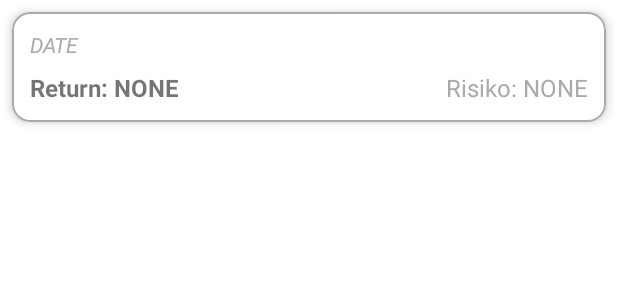
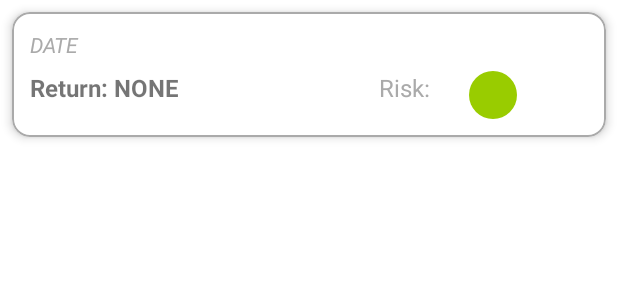
Before and after one commit to nojusbarth/Stocki-Client, an Android app: the layout cardview_prediction.xml on its own in the app's theme, with its tools: preview values and no code run, on a phone screen of 412 x 824 dp. Shown: the top 300 px of the screen. Run offline under Robolectric (Android 15) with nearby library versions, the phone set to English and light mode, and no system bars.

Commit message:
Added risk info to predictions.

```diff
--- a/app/build.gradle.kts
+++ b/app/build.gradle.kts
@@ -41,6 +41,7 @@ dependencies {
     androidTestImplementation(libs.ext.junit)
     androidTestImplementation(libs.espresso.core)
 
+    implementation("com.google.android.material:material:1.9.0")
     implementation("com.squareup.okhttp3:okhttp:4.11.0")
     implementation("com.google.code.gson:gson:2.10.1")
     implementation("com.github.PhilJay:MPAndroidChart:v3.1.0")
--- a/app/src/main/java/com/example/stocki_client/prediction/PredictionDataPoint.java
+++ b/app/src/main/java/com/example/stocki_client/prediction/PredictionDataPoint.java
@@ -5,6 +5,7 @@ public class PredictionDataPoint {
     private String date;
     private float pctReturn;
     private float closePrediction;
+    private int riskScore;
 
 
     public String getDate() {
@@ -18,4 +19,8 @@ public class PredictionDataPoint {
     public float getClosePrediction() {
         return closePrediction;
     }
+
+    public int getRiskScore() {
+        return riskScore;
+    }
 }
--- a/app/src/main/java/com/example/stocki_client/ui/stockdetail/ShowStockActivity.java
+++ b/app/src/main/java/com/example/stocki_client/ui/stockdetail/ShowStockActivity.java
@@ -81,7 +81,7 @@ public class ShowStockActivity extends AppCompatActivity {
 
         RecyclerView recPreds = findViewById(R.id.recPredictions);
 
-        predictionAdapter = new PredictionAdapter();
+        predictionAdapter = new PredictionAdapter(this.stockName, this.interval, this);
         recPreds.setLayoutManager(new LinearLayoutManager(this, RecyclerView.VERTICAL,false));
         recPreds.setAdapter(predictionAdapter);
 
@@ -114,6 +114,8 @@ public class ShowStockActivity extends AppCompatActivity {
                     interval = "1d";
                     getHistorical();
                     getPrediction();
+
+                    predictionAdapter.changeInterval(interval);
                 }
 
             }
@@ -126,6 +128,8 @@ public class ShowStockActivity extends AppCompatActivity {
                     interval = "1h";
                     getHistorical();
                     getPrediction();
+
+                    predictionAdapter.changeInterval(interval);
                 }
             }
         });
--- /dev/null
+++ b/app/src/main/res/drawable/circle_shape.xml
@@ -0,0 +1,5 @@
+<?xml version="1.0" encoding="utf-8"?>
+<shape xmlns:android="http://schemas.android.com/apk/res/android"
+    android:shape="oval">
+    <solid android:color="@android:color/holo_green_light"/>
+</shape>
--- a/app/src/main/res/layout/cardview_prediction.xml
+++ b/app/src/main/res/layout/cardview_prediction.xml
@@ -8,7 +8,8 @@
     app:cardCornerRadius="12dp"
     app:cardElevation="4dp"
     app:strokeColor="@android:color/darker_gray"
-    app:strokeWidth="1dp">
+    app:strokeWidth="1dp"
+    android:id="@+id/cvPrediction">
 
     <LinearLayout
         android:layout_width="match_parent"
@@ -43,15 +44,30 @@
                 android:textSize="16sp"
                 android:textStyle="bold"/>
 
-            <TextView
-                android:id="@+id/txtPredictionRisk"
+            <!-- Risiko + Kreis -->
+            <LinearLayout
                 android:layout_width="0dp"
                 android:layout_height="wrap_content"
                 android:layout_weight="1"
-                android:text="Risiko: NONE"
-                android:textSize="16sp"
-                android:textColor="@android:color/darker_gray"
-                android:gravity="end"/>
+                android:orientation="horizontal"
+                android:gravity="center_horizontal">
+
+                <TextView
+                    android:id="@+id/txtPredictionRisk"
+                    android:layout_width="wrap_content"
+                    android:layout_height="wrap_content"
+                    android:text="Risk:"
+                    android:textSize="16sp"
+                    android:textColor="@android:color/darker_gray"
+                    android:layout_marginEnd="6dp"/>
+
+                <View
+                    android:id="@+id/viewRiskIndicator"
+                    android:layout_width="32dp"
+                    android:layout_height="32dp"
+                    android:layout_marginLeft="20dp"
+                    android:background="@drawable/circle_shape"/>
+            </LinearLayout>
         </LinearLayout>
 
     </LinearLayout>
```
Also changed, not shown: app/src/main/java/com/example/stocki_client/remote/ApiClient.java (+31 -0 lines), app/src/main/java/com/example/stocki_client/ui/stockdetail/PredictionAdapter.java (+74 -5 lines), app/src/main/java/com/example/stocki_client/ui/stockdetail/model/ModelInfo.java (added, +37 -0 lines), app/src/main/java/com/example/stocki_client/ui/stockdetail/model/ModelInfoSheet.java (added, +54 -0 lines), app/src/main/res/layout/bottom_sheet_model_info.xml (added, +42 -0 lines).
